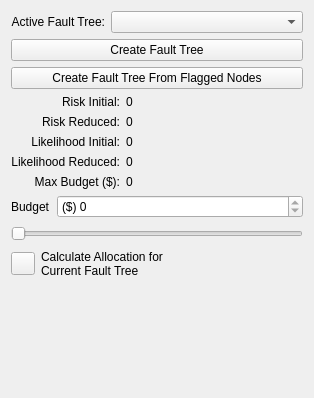
First picture: the form in plugins/calculate/dmzMBRAFTCalculateForm.ui, repository dmzgroup/mbra, before the edit.
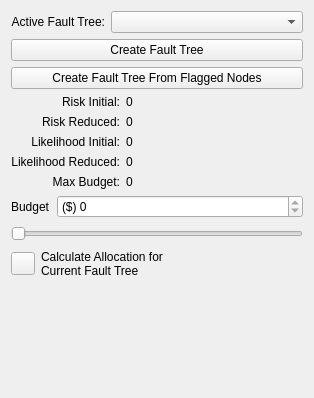
Second picture: the form after the edit.

Commit message: Fixe formatting on budget display and fixed init message at start up

```diff
--- a/plugins/calculate/dmzMBRAFTCalculateForm.ui
+++ b/plugins/calculate/dmzMBRAFTCalculateForm.ui
@@ -201,7 +201,7 @@
      <item row="4" column="0">
       <widget class="QLabel" name="label_3">
        <property name="text">
-        <string>Max Budget ($):</string>
+        <string>Max Budget:</string>
        </property>
        <property name="alignment">
         <set>Qt::AlignRight|Qt::AlignTrailing|Qt::AlignVCenter</set>
```
The commit also changes 2 other files.
